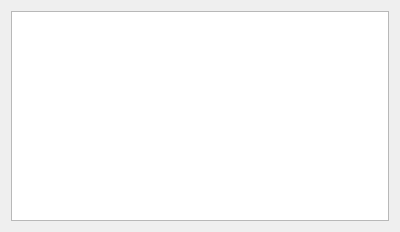
KangLin/RabbitRemoteControl, file Plugins/WakeOnLan/FrmWakeOnLan.ui: the form before one commit.
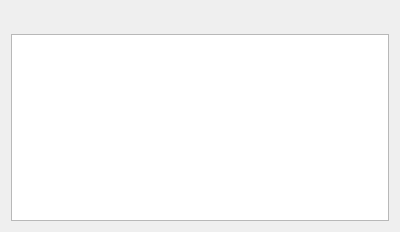
The form after the commit.

Commit message: Plugins::WakeOnLan: add toolbar

```diff
--- a/Plugins/WakeOnLan/FrmWakeOnLan.ui
+++ b/Plugins/WakeOnLan/FrmWakeOnLan.ui
@@ -15,6 +15,19 @@
   </property>
   <layout class="QGridLayout" name="gridLayout">
    <item row="0" column="0">
+    <widget class="QToolBar" name="toolBar">
+     <property name="windowTitle">
+      <string>toolBar</string>
+     </property>
+     <attribute name="toolBarArea">
+      <enum>TopToolBarArea</enum>
+     </attribute>
+     <attribute name="toolBarBreak">
+      <bool>false</bool>
+     </attribute>
+    </widget>
+   </item>
+   <item row="1" column="0">
     <widget class="QTableView" name="tableView">
      <property name="sortingEnabled">
       <bool>false</bool>
```
The commit also changes 4 other files.
